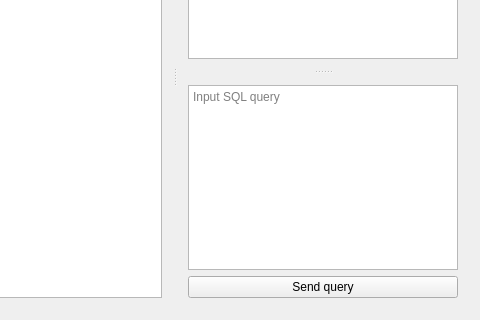
This is db_lab2/DoraTheExplorer.ui in Iverian/Cpp_lab1 as Qt 5 draws it before an edit; both pictures show x 405 to 885 and y 168 to 488 of the 885 by 488 pixel window. The edited form follows.
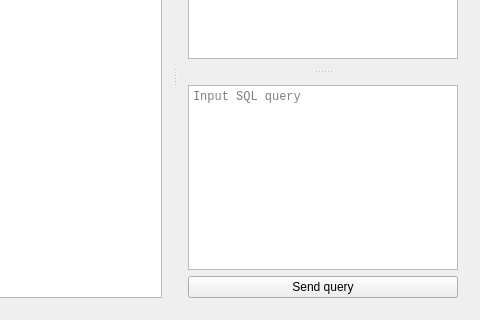
This is the edited form. Icons and pictures are not drawn.

```diff
--- a/db_lab2/DoraTheExplorer.ui
+++ b/db_lab2/DoraTheExplorer.ui
@@ -64,7 +64,7 @@
        <property name="orientation">
         <enum>Qt::Vertical</enum>
        </property>
-       <widget class="QWidget" name="">
+       <widget class="QWidget" name="layoutWidget">
         <layout class="QVBoxLayout" name="verticalLayout_2">
          <item>
           <widget class="QLabel" name="tableName">
@@ -82,10 +82,16 @@
          </item>
         </layout>
        </widget>
-       <widget class="QWidget" name="">
+       <widget class="QWidget" name="layoutWidget">
         <layout class="QVBoxLayout" name="verticalLayout_3">
          <item>
           <widget class="QPlainTextEdit" name="queryInput">
+           <property name="font">
+            <font>
+             <family>Courier New</family>
+             <pointsize>9</pointsize>
+            </font>
+           </property>
            <property name="placeholderText">
             <string>Input SQL query</string>
            </property>
```
